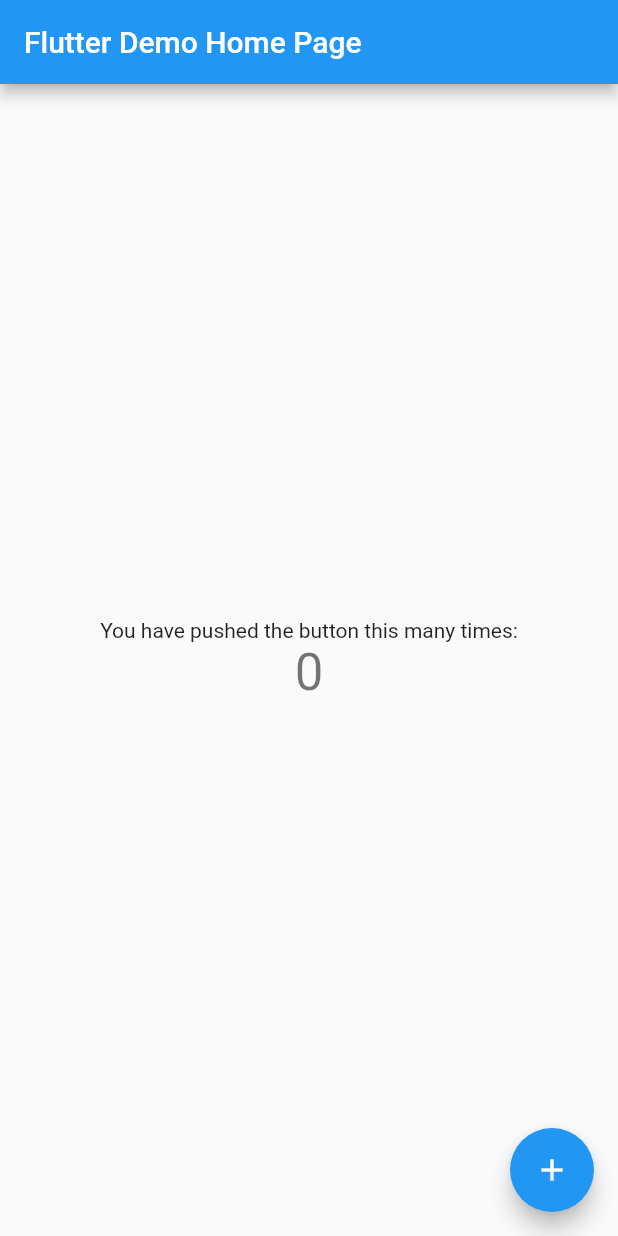
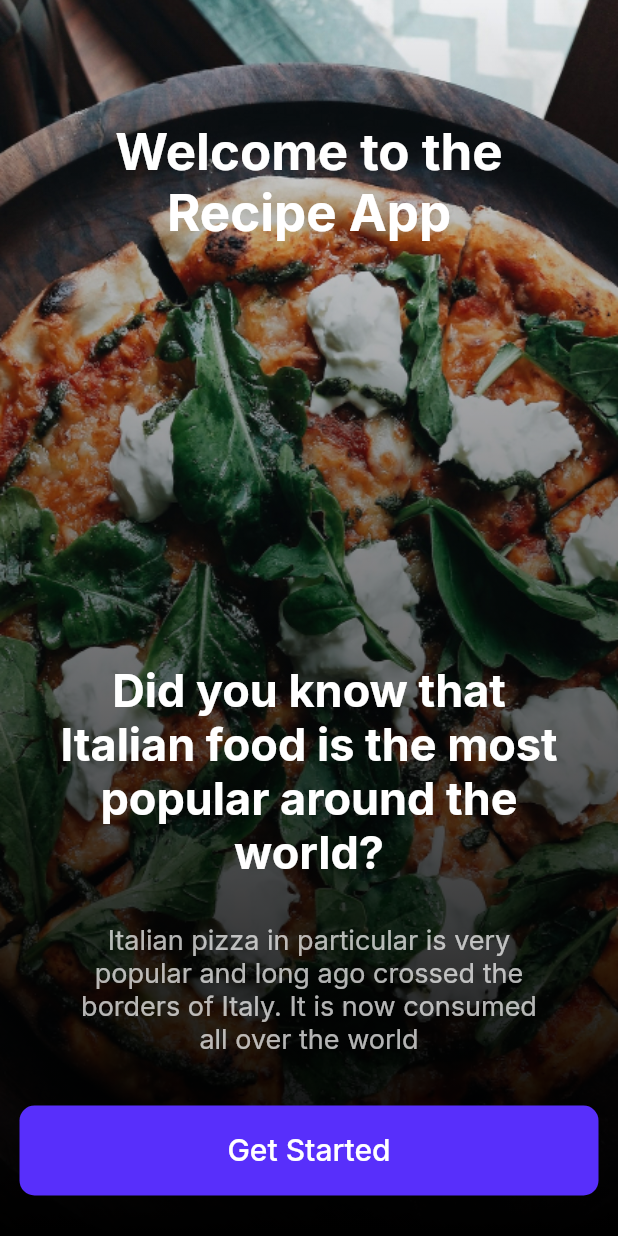
Before and after one commit to jayveeannsoriano/recipe-app-flutter, a Flutter app: the screen it shows after launch, on a phone screen of 412 x 824 dp. Run offline on Flutter 3.47's test engine with Material 2 defaults, Android fonts, the phone set to English and light mode, and no system bars; our stand-ins replace async_redux, freezed_annotation, google_fonts; generated files the repository leaves out were written again.

Commit message:
feat: initialized async redux setup - added app_state file in state folder for StoreProvider - modified analysis_options.yaml for freezed generated files - created and added OnboardingPage in features folder - added assets folder for images to be utilized - added reusable widgets (spacings and buttons) in widgets folder - initialized app theme and text style - added app theme, app text style, colors, and constants files in utils folder - fixed typo of root folder from 'receipe_app_flutter' to 'recipe_app_flutter'

```diff
--- /dev/null
+++ b/lib/features/onboarding_page/onboarding_page.dart
@@ -0,0 +1,89 @@
+import 'package:recipe_app_flutter/utils/colors.dart';
+import 'package:recipe_app_flutter/utils/constants.dart';
+import 'package:recipe_app_flutter/widgets/buttons.dart';
+import 'package:recipe_app_flutter/widgets/spacings.dart';
+import 'package:flutter/material.dart';
+
+class OnboardingPage extends StatelessWidget {
+  const OnboardingPage({super.key});
+
+  @override
+  Widget build(BuildContext context) {
+    return Scaffold(
+      body: Stack(
+        children: [
+          Container(
+            decoration: const BoxDecoration(
+              image: DecorationImage(
+                image: AssetImage(onboardingImageBg),
+                fit: BoxFit.cover,
+              ),
+            ),
+          ),
+          Center(
+            child: Container(
+              decoration: BoxDecoration(
+                gradient: LinearGradient(
+                  begin: Alignment.bottomCenter,
+                  end: Alignment.topCenter,
+                  colors: [
+                    Colors.black.withOpacity(1),
+                    Colors.transparent,
+                  ],
+                ),
+              ),
+              child: Column(
+                mainAxisAlignment: MainAxisAlignment.start,
+                children: [
+                  const VerticalSpacing(spacing: 80.0),
+                  Text(
+                    'Welcome to the \nRecipe App',
+                    textAlign: TextAlign.center,
+                    style: Theme.of(context).textTheme.headline4?.copyWith(
+                          color: foregroundColor,
+                          fontWeight: FontWeight.bold,
+                        ),
+                  ),
+                  const VerticalSpacing(spacing: 280.0),
+                  const SizedBox(
+                    width: 350.0,
+                    child: Text(
+                      'Did you know that Italian food is the most popular around the world?',
+                      textAlign: TextAlign.center,
+                      style: TextStyle(
+                        fontSize: 30.0,
+                        fontWeight: FontWeight.bold,
+                        color: Colors.white,
+                      ),
+                    ),
+                  ),
+                  const VerticalSpacing(spacing: 30.0),
+                  const SizedBox(
+                    width: 315.0,
+                    child: Text(
+                      'Italian pizza in particular is very popular and long ago crossed '
+                      'the borders of Italy. It is now consumed all over the world',
+                      textAlign: TextAlign.center,
+                      style: TextStyle(
+                        fontSize: 18.0,
+                        color: Colors.white70,
+                      ),
+                    ),
+                  ),
+                  const VerticalSpacing(spacing: 20.0),
+                  Padding(
+                    padding: const EdgeInsets.all(13.0),
+                    child: LargeButton(
+                      onPressed: () {},
+                      label: 'Get Started',
+                    ),
+                  )
+                ],
+              ),
+            ),
+          ),
+        ],
+      ),
+    );
+  }
+}
--- a/lib/main.dart
+++ b/lib/main.dart
@@ -1,115 +1,24 @@
+import 'package:recipe_app_flutter/utils/app_theme.dart';
+import 'package:recipe_app_flutter/features/onboarding_page/onboarding_page.dart';
+import 'package:recipe_app_flutter/state/app_state.dart';
+import 'package:async_redux/async_redux.dart';
+import 'package:flutter/foundation.dart';
 import 'package:flutter/material.dart';
 
 void main() {
-  runApp(const MyApp());
+  final store = Store<AppState>(
+    initialState: AppState(),
+    actionObservers: kReleaseMode ? null : [ConsoleActionObserver<AppState>()],
+  );
+
+  runApp(
+    StoreProvider(
+      store: store,
+      child: MaterialApp(
+        home: const OnboardingPage(),
+        theme: AppTheme.lightTheme,
+        debugShowCheckedModeBanner: false,
+      ),
+    ),
+  );
 }
-
-class MyApp extends StatelessWidget {
-  const MyApp({super.key});
-
-  // This widget is the root of your application.
-  @override
-  Widget build(BuildContext context) {
-    return MaterialApp(
-      title: 'Flutter Demo',
-      theme: ThemeData(
-        // This is the theme of your application.
-        //
-        // Try running your application with "flutter run". You'll see the
-        // application has a blue toolbar. Then, without quitting the app, try
-        // changing the primarySwatch below to Colors.green and then invoke
-        // "hot reload" (press "r" in the console where you ran "flutter run",
-        // or simply save your changes to "hot reload" in a Flutter IDE).
-        // Notice that the counter didn't reset back to zero; the application
-        // is not restarted.
-        primarySwatch: Colors.blue,
-      ),
-      home: const MyHomePage(title: 'Flutter Demo Home Page'),
-    );
-  }
-}
-
-class MyHomePage extends StatefulWidget {
-  const MyHomePage({super.key, required this.title});
-
-  // This widget is the home page of your application. It is stateful, meaning
-  // that it has a State object (defined below) that contains fields that affect
-  // how it looks.
-
-  // This class is the configuration for the state. It holds the values (in this
-  // case the title) provided by the parent (in this case the App widget) and
-  // used by the build method of the State. Fields in a Widget subclass are
-  // always marked "final".
-
-  final String title;
-
-  @override
-  State<MyHomePage> createState() => _MyHomePageState();
-}
-
-class _MyHomePageState extends State<MyHomePage> {
-  int _counter = 0;
-
-  void _incrementCounter() {
-    setState(() {
-      // This call to setState tells the Flutter framework that something has
-      // changed in this State, which causes it to rerun the build method below
-      // so that the display can reflect the updated values. If we changed
-      // _counter without calling setState(), then the build method would not be
-      // called again, and so nothing would appear to happen.
-      _counter++;
-    });
-  }
-
-  @override
-  Widget build(BuildContext context) {
-    // This method is rerun every time setState is called, for instance as done
-    // by the _incrementCounter method above.
-    //
-    // The Flutter framework has been optimized to make rerunning build methods
-    // fast, so that you can just rebuild anything that needs updating rather
-    // than having to individually change instances of widgets.
-    return Scaffold(
-      appBar: AppBar(
-        // Here we take the value from the MyHomePage object that was created by
-        // the App.build method, and use it to set our appbar title.
-        title: Text(widget.title),
-      ),
-      body: Center(
-        // Center is a layout widget. It takes a single child and positions it
-        // in the middle of the parent.
-        child: Column(
-          // Column is also a layout widget. It takes a list of children and
-          // arranges them vertically. By default, it sizes itself to fit its
-          // children horizontally, and tries to be as tall as its parent.
-          //
-          // Invoke "debug painting" (press "p" in the console, choose the
-          // "Toggle Debug Paint" action from the Flutter Inspector in Android
-          // Studio, or the "Toggle Debug Paint" command in Visual Studio Code)
-          // to see the wireframe for each widget.
-          //
-          // Column has various properties to control how it sizes itself and
-          // how it positions its children. Here we use mainAxisAlignment to
-          // center the children vertically; the main axis here is the vertical
-          // axis because Columns are vertical (the cross axis would be
-          // horizontal).
-          mainAxisAlignment: MainAxisAlignment.center,
-          children: <Widget>[
-            const Text(
-              'You have pushed the button this many times:',
-            ),
-            Text(
-              '$_counter',
-              style: Theme.of(context).textTheme.headline4,
-            ),
-          ],
-        ),
-      ),
-      floatingActionButton: FloatingActionButton(
-        onPressed: _incrementCounter,
-        tooltip: 'Increment',
-        child: const Icon(Icons.add),
-      ), // This trailing comma makes auto-formatting nicer for build methods.
-    );
-  }
-}
--- /dev/null
+++ b/lib/state/app_state.dart
@@ -0,0 +1,15 @@
+import 'package:freezed_annotation/freezed_annotation.dart';
+
+part 'app_state.freezed.dart';
+
+part 'app_state.g.dart';
+
+@freezed
+class AppState with _$AppState {
+  factory AppState({
+    //TODO: this will be removed
+    @Default('') String sample,
+  }) = _AppState;
+
+  factory AppState.fromJson(Map<String, dynamic> json) => _$AppStateFromJson(json);
+}
--- /dev/null
+++ b/lib/utils/colors.dart
@@ -0,0 +1,5 @@
+import 'package:flutter/material.dart';
+
+const primaryColor = Color(0xFF582FFB);
+const backgroundColor = Colors.white;
+const foregroundColor = Colors.white;
--- /dev/null
+++ b/lib/utils/constants.dart
@@ -0,0 +1 @@
+const onboardingImageBg = 'assets/img/onboarding.jpeg';
--- /dev/null
+++ b/lib/widgets/buttons.dart
@@ -0,0 +1,27 @@
+import 'package:flutter/material.dart';
+
+class LargeButton extends StatelessWidget {
+  const LargeButton({
+    Key? key,
+    required this.label,
+    required this.onPressed,
+  }) : super(key: key);
+
+  final String label;
+  final VoidCallback onPressed;
+
+  @override
+  Widget build(BuildContext context) {
+    return ElevatedButton(
+      style: ElevatedButton.styleFrom(
+        minimumSize: const Size(double.infinity, 60.0),
+        textStyle: Theme.of(context).textTheme.headline6,
+        shape: RoundedRectangleBorder(
+          borderRadius: BorderRadius.circular(10.0),
+        ),
+      ),
+      onPressed: () => onPressed,
+      child: Text(label),
+    );
+  }
+}
--- a/pubspec.yaml
+++ b/pubspec.yaml
@@ -1,4 +1,4 @@
-name: receipe_app_flutter
+name: recipe_app_flutter
 description: A new Flutter project.
 
 # The following line prevents the package from being accidentally published to
@@ -75,8 +75,8 @@ flutter:
   uses-material-design: true
 
   # To add assets to your application, add an assets section, like this:
-  # assets:
-  #   - images/a_dot_burr.jpeg
+  assets:
+     - assets/img/
   #   - images/a_dot_ham.jpeg
 
   # An image asset can refer to one or more resolution-specific "variants", see
```
Also changed, not shown: analysis_options.yaml (+7 -0 lines), lib/utils/app_textstyle.dart (added, +8 -0 lines), lib/utils/app_theme.dart (added, +23 -0 lines), lib/widgets/spacings.dart (added, +32 -0 lines), assets/img/make-it-your-own-way.svg (added), assets/img/onboarding.jpeg (added), 8 other files.
